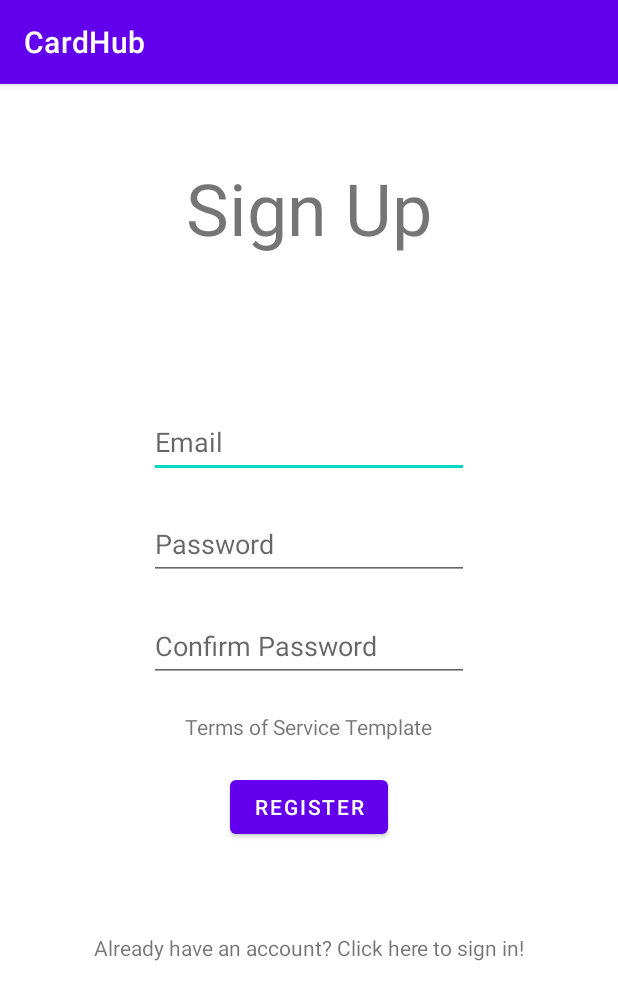
After one commit to ETKuppens/2IS70-G22, an Android app: the RegistrationActivity screen opened directly, with no data from a screen before it, on a phone screen of 412 x 824 dp. The commit adds this screen. Shown: the top 1000 px of the screen. Run offline under Robolectric (Android 15) with nearby library versions, the phone set to English and light mode, and no system bars; our stand-ins replace Firebase (no records; nobody signed in at launch, a user with empty details on screens opened directly).

Commit message:
Added basic registration functionality

```diff
--- /dev/null
+++ b/app/src/main/java/com/example/cardhub/RegistrationActivity.java
@@ -0,0 +1,90 @@
+package com.example.cardhub;
+
+import static android.content.ContentValues.TAG;
+
+import androidx.annotation.NonNull;
+import androidx.appcompat.app.AppCompatActivity;
+
+import android.content.Intent;
+import android.os.Bundle;
+import android.util.Log;
+import android.view.View;
+import android.widget.Button;
+import android.widget.EditText;
+import android.widget.TextView;
+import android.widget.Toast;
+
+import com.google.android.gms.tasks.OnCompleteListener;
+import com.google.android.gms.tasks.Task;
+import com.google.firebase.auth.AuthResult;
+import com.google.firebase.auth.FirebaseAuth;
+import com.google.firebase.auth.FirebaseUser;
+
+public class RegistrationActivity extends AppCompatActivity {
+    private FirebaseAuth mAuth;
+
+    @Override
+    protected void onCreate(Bundle savedInstanceState) {
+        super.onCreate(savedInstanceState);
+        setContentView(R.layout.activity_registration);
+
+        // Firebase Authentication
+        mAuth = FirebaseAuth.getInstance();
+
+        // Instantiate layout components
+        EditText et_registeremail = findViewById(R.id.editText_registeremail);
+        EditText et_registerpassword = findViewById(R.id.editText_registerpassword);
+        EditText et_confirm = findViewById(R.id.editText_confirm);
+        TextView tv_tos = findViewById(R.id.textView_tos);
+        TextView tv_loginreferral = findViewById(R.id.textView_signinreferral);
+        Button btn_register = findViewById(R.id.button_register);
+
+        // Register button was pressed
+        btn_register.setOnClickListener(new View.OnClickListener() {
+            @Override
+            public void onClick(View view) {
+                // Instantiate variables
+                String email = et_registeremail.getText().toString();
+                String password = et_registerpassword.getText().toString();
+                String confirm = et_confirm.getText().toString();
+
+                if (password.equals(confirm)) {
+                    // Create account
+                    mAuth.createUserWithEmailAndPassword(email, password)
+                            .addOnCompleteListener(RegistrationActivity.this, new OnCompleteListener<AuthResult>() {
+                                @Override
+                                public void onComplete(@NonNull Task<AuthResult> task) {
+                                    if (task.isSuccessful()) {
+                                        // Sign in success, update UI with the signed-in user's information
+                                        Log.d(TAG, "signUpWithEmail:success");
+                                        Toast.makeText(RegistrationActivity.this, "Registration succeeded.",
+                                                Toast.LENGTH_SHORT).show();
+                                        // Move to next screen
+                                        Intent intent = new Intent(getApplicationContext(), MapActivity.class);
+
+                                        // Ensure no returns to registration screen
+                                        intent.setFlags(Intent.FLAG_ACTIVITY_NEW_TASK | Intent.FLAG_ACTIVITY_CLEAR_TASK);
+                                        startActivity(intent);
+                                    } else {
+                                        // If sign up fails, display a message to the user.
+                                        Log.w(TAG, "signUpWithEmail:failure", task.getException());
+                                        Toast.makeText(RegistrationActivity.this, "Registration failed, try again later!",
+                                                Toast.LENGTH_SHORT).show();
+                                    }
+                                }
+                            });
+                } else {
+                    Toast.makeText(RegistrationActivity.this, "Registration failed, the passwords differ!",
+                            Toast.LENGTH_SHORT).show();
+                }
+            }
+        });
+
+        tv_loginreferral.setOnClickListener(new View.OnClickListener() {
+            @Override
+            public void onClick(View view) {
+                startActivity(new Intent(getApplicationContext(), LoginActivity.class));
+            }
+        });
+    }
+}
--- /dev/null
+++ b/app/src/main/res/layout/activity_registration.xml
@@ -0,0 +1,90 @@
+<?xml version="1.0" encoding="utf-8"?>
+<androidx.constraintlayout.widget.ConstraintLayout xmlns:android="http://schemas.android.com/apk/res/android"
+    xmlns:app="http://schemas.android.com/apk/res-auto"
+    xmlns:tools="http://schemas.android.com/tools"
+    android:layout_width="match_parent"
+    android:layout_height="match_parent"
+    tools:context=".RegistrationActivity">
+
+    <TextView
+        android:id="@+id/textView_signup"
+        android:layout_width="wrap_content"
+        android:layout_height="wrap_content"
+        android:layout_marginTop="50dp"
+        android:text="Sign Up"
+        android:textSize="48sp"
+        app:layout_constraintEnd_toEndOf="parent"
+        app:layout_constraintStart_toStartOf="parent"
+        app:layout_constraintTop_toTopOf="parent" />
+
+    <EditText
+        android:id="@+id/editText_registeremail"
+        android:layout_width="wrap_content"
+        android:layout_height="wrap_content"
+        android:layout_marginTop="100dp"
+        android:ems="10"
+        android:hint="Email"
+        android:inputType="textPersonName"
+        android:minHeight="48dp"
+        app:layout_constraintEnd_toEndOf="@+id/textView_signup"
+        app:layout_constraintStart_toStartOf="@+id/textView_signup"
+        app:layout_constraintTop_toBottomOf="@+id/textView_signup" />
+
+    <EditText
+        android:id="@+id/editText_registerpassword"
+        android:layout_width="wrap_content"
+        android:layout_height="wrap_content"
+        android:layout_marginTop="20dp"
+        android:height="50dp"
+        android:ems="10"
+        android:hint="Password"
+        android:inputType="textPassword"
+        android:minHeight="48dp"
+        app:layout_constraintEnd_toEndOf="@+id/editText_registeremail"
+        app:layout_constraintStart_toStartOf="@+id/editText_registeremail"
+        app:layout_constraintTop_toBottomOf="@+id/editText_registeremail" />
+
+    <EditText
+        android:id="@+id/editText_confirm"
+        android:layout_width="wrap_content"
+        android:layout_height="wrap_content"
+        android:layout_marginTop="20dp"
+        android:height="50dp"
+        android:ems="10"
+        android:hint="Confirm Password"
+        android:inputType="textPassword"
+        android:minHeight="48dp"
+        app:layout_constraintEnd_toEndOf="@+id/editText_registerpassword"
+        app:layout_constraintStart_toStartOf="@+id/editText_registerpassword"
+        app:layout_constraintTop_toBottomOf="@+id/editText_registerpassword" />
+
+    <TextView
+        android:id="@+id/textView_signinreferral"
+        android:layout_width="wrap_content"
+        android:layout_height="wrap_content"
+        android:layout_marginTop="60dp"
+        android:text="Already have an account? Click here to sign in!"
+        app:layout_constraintEnd_toEndOf="@+id/button_register"
+        app:layout_constraintStart_toStartOf="@+id/button_register"
+        app:layout_constraintTop_toBottomOf="@+id/button_register" />
+
+    <TextView
+        android:id="@+id/textView_tos"
+        android:layout_width="wrap_content"
+        android:layout_height="wrap_content"
+        android:layout_marginTop="20dp"
+        android:text="Terms of Service Template"
+        app:layout_constraintEnd_toEndOf="@+id/editText_confirm"
+        app:layout_constraintStart_toStartOf="@+id/editText_confirm"
+        app:layout_constraintTop_toBottomOf="@+id/editText_confirm" />
+
+    <Button
+        android:id="@+id/button_register"
+        android:layout_width="wrap_content"
+        android:layout_height="wrap_content"
+        android:layout_marginTop="20dp"
+        android:text="Register"
+        app:layout_constraintEnd_toEndOf="@+id/textView_tos"
+        app:layout_constraintStart_toStartOf="@+id/textView_tos"
+        app:layout_constraintTop_toBottomOf="@+id/textView_tos" />
+</androidx.constraintlayout.widget.ConstraintLayout>
```
Also changed, not shown: app/src/main/AndroidManifest.xml (+6 -3 lines), app/src/main/java/com/example/cardhub/LoginActivity.java (+8 -3 lines), app/src/main/res/layout/activity_login.xml (+10 -10 lines).
